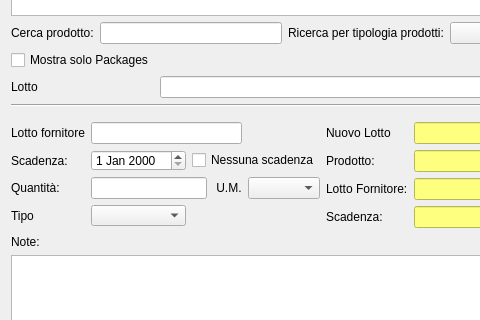
fblabs/hamlet-mod-sancon, file hnuovaoperazione.ui: the form before one commit; both pictures show x 0 to 480 and y 213 to 533 of the 858 by 652 pixel window.
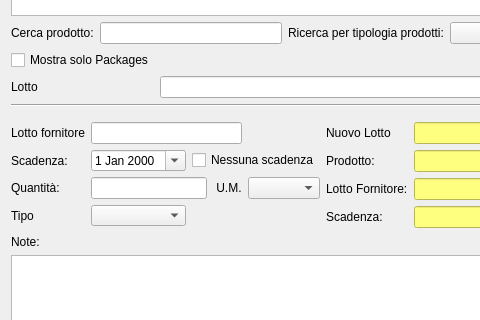
The form after the commit. Icons and pictures are not drawn.

Patch:
```diff
--- a/hnuovaoperazione.ui
+++ b/hnuovaoperazione.ui
@@ -153,7 +153,11 @@
             </widget>
            </item>
            <item row="1" column="1">
-            <widget class="QDateEdit" name="deScadenza"/>
+            <widget class="QDateEdit" name="deScadenza">
+             <property name="calendarPopup">
+              <bool>true</bool>
+             </property>
+            </widget>
            </item>
            <item row="1" column="2" colspan="3">
             <widget class="QCheckBox" name="cbScadenza">
```
